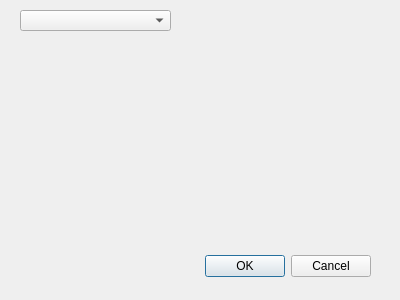
Above: QtWidgetsApplication2/remove_filters.ui from karolrogozinski/Text_analyzer before the change. Below: the same form after it.
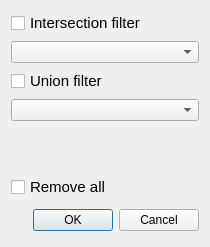
That is the form after the change. Icons and pictures are not drawn.

Commit message: Implemented remove filters.

```diff
--- a/QtWidgetsApplication2/remove_filters.ui
+++ b/QtWidgetsApplication2/remove_filters.ui
@@ -6,29 +6,97 @@
    <rect>
     <x>0</x>
     <y>0</y>
-    <width>400</width>
-    <height>300</height>
+    <width>210</width>
+    <height>247</height>
    </rect>
   </property>
+  <property name="minimumSize">
+   <size>
+    <width>210</width>
+    <height>247</height>
+   </size>
+  </property>
+  <property name="maximumSize">
+   <size>
+    <width>258</width>
+    <height>247</height>
+   </size>
+  </property>
   <property name="windowTitle">
    <string>Dialog</string>
   </property>
-  <widget class="QWidget" name="layoutWidget">
-   <property name="geometry">
-    <rect>
-     <x>20</x>
-     <y>250</y>
-     <width>351</width>
-     <height>33</height>
-    </rect>
-   </property>
-   <layout class="QHBoxLayout">
-    <property name="spacing">
-     <number>6</number>
-    </property>
-    <property name="margin" stdset="0">
-     <number>0</number>
-    </property>
+  <property name="windowIcon">
+   <iconset>
+    <normaloff>../../../../Downloads/remove-icon-16.jpg</normaloff>../../../../Downloads/remove-icon-16.jpg</iconset>
+  </property>
+  <layout class="QGridLayout" name="gridLayout">
+   <item row="0" column="0">
+    <layout class="QVBoxLayout" name="verticalLayout">
+     <item>
+      <widget class="QCheckBox" name="checkBox_3">
+       <property name="font">
+        <font>
+         <pointsize>11</pointsize>
+        </font>
+       </property>
+       <property name="text">
+        <string>Intersection filter</string>
+       </property>
+      </widget>
+     </item>
+     <item>
+      <widget class="QComboBox" name="comboBox">
+       <property name="editable">
+        <bool>false</bool>
+       </property>
+      </widget>
+     </item>
+     <item>
+      <widget class="QCheckBox" name="checkBox_2">
+       <property name="font">
+        <font>
+         <pointsize>11</pointsize>
+        </font>
+       </property>
+       <property name="text">
+        <string>Union filter</string>
+       </property>
+      </widget>
+     </item>
+     <item>
+      <widget class="QComboBox" name="comboBox_2">
+       <property name="editable">
+        <bool>false</bool>
+       </property>
+      </widget>
+     </item>
+     <item>
+      <spacer name="verticalSpacer">
+       <property name="orientation">
+        <enum>Qt::Vertical</enum>
+       </property>
+       <property name="sizeHint" stdset="0">
+        <size>
+         <width>238</width>
+         <height>13</height>
+        </size>
+       </property>
+      </spacer>
+     </item>
+     <item>
+      <widget class="QCheckBox" name="checkBox">
+       <property name="font">
+        <font>
+         <pointsize>11</pointsize>
+        </font>
+       </property>
+       <property name="text">
+        <string>Remove all</string>
+       </property>
+      </widget>
+     </item>
+     <item>
+      <layout class="QHBoxLayout" name="horizontalLayout">
     <item>
      <spacer>
       <property name="orientation">
@@ -57,32 +125,10 @@
      </widget>
     </item>
    </layout>
-  </widget>
-  <widget class="QComboBox" name="comboBox">
-   <property name="geometry">
-    <rect>
-     <x>20</x>
-     <y>10</y>
-     <width>151</width>
-     <height>21</height>
-    </rect>
-   </property>
-   <item>
-    <property name="text">
-     <string/>
-    </property>
-   </item>
-   <item>
-    <property name="text">
-     <string>Filters Intersection</string>
-    </property>
+     </item>
+    </layout>
    </item>
-   <item>
-    <property name="text">
-     <string>Filters Union</string>
-    </property>
-   </item>
-  </widget>
+  </layout>
  </widget>
  <resources/>
  <connections>
```
Left out of the diff: 26 changed lines with no effect on the pictures. Lines whose indentation alone changed are shown as unchanged. The commit also changes 7 other files.
